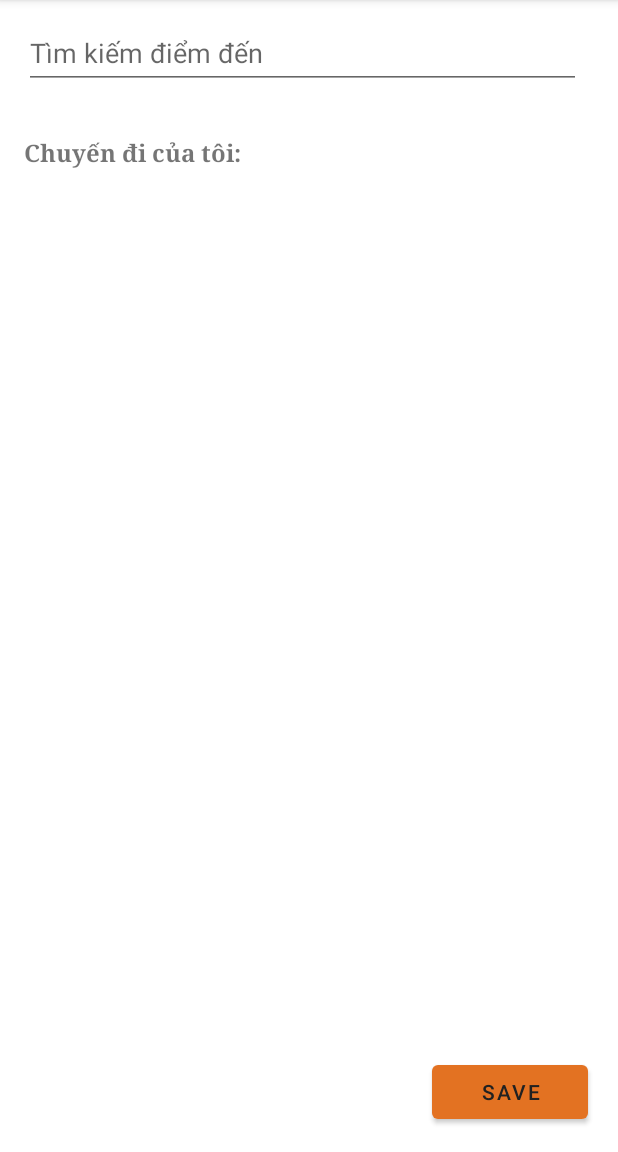
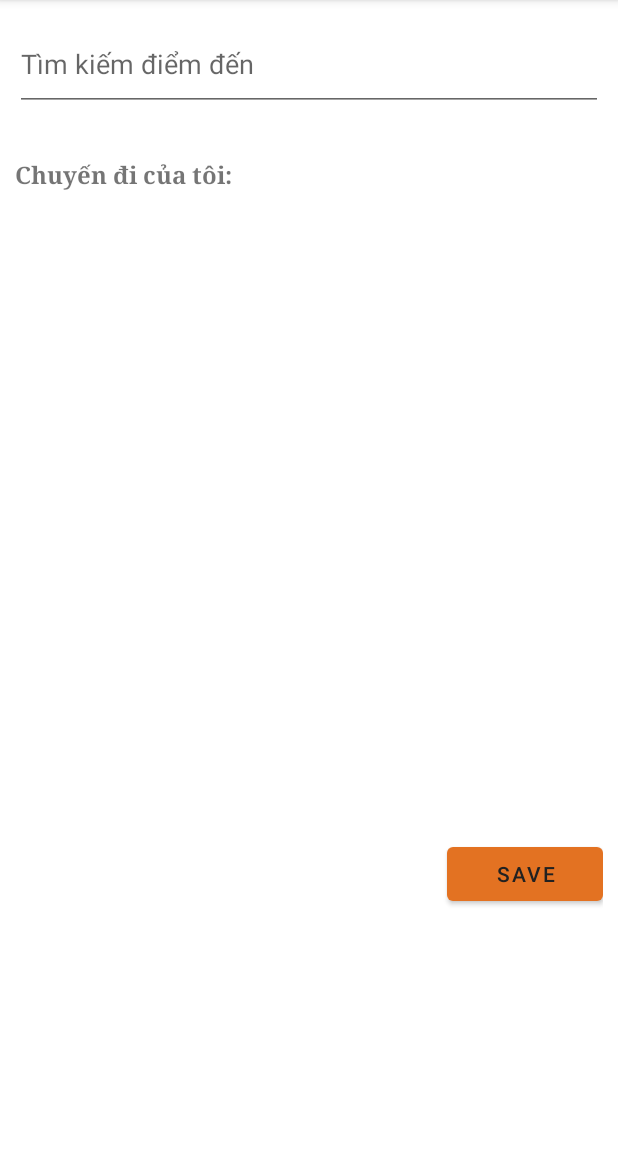
Before and after one commit to ThanhTrangPhan/BaloTravel, an Android app: the CreateNewJouneyActivity screen opened directly, with no data from a screen before it, on a phone screen of 412 x 824 dp, the part 84-1236 px from its top. Run offline under Robolectric (Android 15) with nearby library versions, the phone set to English and light mode, and no system bars; 1 statement that could not run was skipped.

Commit message:
update code

```diff
--- a/app/src/main/java/com/example/balotravel/CreateNewJouneyActivity.java
+++ b/app/src/main/java/com/example/balotravel/CreateNewJouneyActivity.java
@@ -15,15 +15,19 @@ import com.google.android.libraries.places.widget.model.AutocompleteActivityMode
 import android.content.Intent;
 import android.os.Bundle;
 import android.view.View;
+import android.view.ViewGroup;
+import android.widget.BaseAdapter;
 import android.widget.EditText;
 import android.widget.Toast;
 
+import java.util.ArrayList;
 import java.util.Arrays;
 import java.util.List;
 
 public class CreateNewJouneyActivity extends AppCompatActivity {
 
     protected EditText editText;
+    protected ArrayList <String> placeList = new ArrayList<String>();
 
     @Override
     protected void onCreate(Bundle savedInstanceState) {
@@ -51,6 +55,7 @@ public class CreateNewJouneyActivity extends AppCompatActivity {
         if (requestCode == 100 && resultCode == RESULT_OK ) {
             Place place = Autocomplete.getPlaceFromIntent(data);
             editText.setText(place.getName());
+            placeList.add(place.getName());
             //getSupportFragmentManager().beginTransaction().replace(R.id.fragmentContainerPopupDetailView, new PopupDetailDialogFragment()).commit();
         } else if (resultCode == AutocompleteActivity.RESULT_ERROR) {
             Status status = Autocomplete.getStatusFromIntent(data);
@@ -58,3 +63,58 @@ public class CreateNewJouneyActivity extends AppCompatActivity {
         }
     }
 }
+
+class ProductListViewAdapter extends BaseAdapter {
+
+    //Dữ liệu liên kết bởi Adapter là một mảng các sản phẩm
+    final ArrayList<String> listProduct;
+
+    ProductListViewAdapter(ArrayList<String> listProduct) {
+        this.listProduct = listProduct;
+    }
+
+    @Override
+    public int getCount() {
+        //Trả về tổng số phần tử, nó được gọi bởi ListView
+        return listProduct.size();
+    }
+
+    @Override
+    public Object getItem(int position) {
+        //Trả về dữ liệu ở vị trí position của Adapter, tương ứng là phần tử
+        //có chỉ số position trong listProduct
+        return listProduct.get(position);
+    }
+
+    @Override
+    public long getItemId(int position) {
+        //Trả về một ID của phần
+        return position;
+    }
+
+    @Override
+    public View getView(int i, View view, ViewGroup viewGroup) {
+        return null;
+    }
+
+//    @Override
+//    public View getView(int position, View convertView, ViewGroup parent) {
+//        //convertView là View của phần tử ListView, nếu convertView != null nghĩa là
+//        //View này được sử dụng lại, chỉ việc cập nhật nội dung mới
+//        //Nếu null cần tạo mới
+//
+//        View viewProduct;
+//        if (convertView == null) {
+//            viewProduct = View.inflate(parent.getContext(), R.layout.product_view, null);
+//        } else viewProduct = convertView;
+//
+//        //Bind sữ liệu phần tử vào View
+//        Product product = (Product) getItem(position);
+//        ((TextView) viewProduct.findViewById(R.id.idproduct)).setText(String.format("ID = %d", product.productID));
+//        ((TextView) viewProduct.findViewById(R.id.nameproduct)).setText(String.format("Tên SP : %s", product.name));
+//        ((TextView) viewProduct.findViewById(R.id.priceproduct)).setText(String.format("Giá %d", product.price));
+//
+//
+//        return viewProduct;
+//    }
+}
--- a/app/src/main/res/layout/activity_create_new_jouney.xml
+++ b/app/src/main/res/layout/activity_create_new_jouney.xml
@@ -1,27 +1,18 @@
 <?xml version="1.0" encoding="utf-8"?>
-<androidx.constraintlayout.widget.ConstraintLayout xmlns:android="http://schemas.android.com/apk/res/android"
+<LinearLayout xmlns:android="http://schemas.android.com/apk/res/android"
     xmlns:app="http://schemas.android.com/apk/res-auto"
     xmlns:tools="http://schemas.android.com/tools"
     android:layout_width="match_parent"
     android:layout_height="match_parent"
-    tools:context=".CreateNewJouneyActivity">
-
-    <Button
-        android:id="@+id/saveBtn"
-        android:layout_width="104dp"
-        android:layout_height="48dp"
-        android:layout_marginEnd="20dp"
-        android:layout_marginBottom="16dp"
-        android:text="SAVE"
-        android:textColor="#212121"
-        app:layout_constraintBottom_toBottomOf="parent"
-        app:layout_constraintEnd_toEndOf="parent" />
+    tools:context=".CreateNewJouneyActivity"
+    android:orientation="vertical"
+    android:layout_marginLeft="10dp"
+    android:layout_marginRight="10dp">
 
     <EditText
         android:id="@+id/placeInput"
-        android:layout_width="371dp"
-        android:layout_height="47dp"
-        android:layout_marginStart="16dp"
+        android:layout_width="match_parent"
+        android:layout_height="62dp"
         android:layout_marginTop="12dp"
         android:ems="10"
         android:hint="Tìm kiếm điểm đến"
@@ -29,20 +20,10 @@
         app:layout_constraintStart_toStartOf="parent"
         app:layout_constraintTop_toTopOf="parent" />
 
-    <androidx.recyclerview.widget.RecyclerView
-        android:id="@+id/recyclerView"
-        android:layout_width="374dp"
-        android:layout_height="141dp"
-        android:layout_marginStart="20dp"
-        android:layout_marginTop="16dp"
-        app:layout_constraintStart_toStartOf="parent"
-        app:layout_constraintTop_toBottomOf="@+id/textView2" />
-
     <TextView
         android:id="@+id/textView2"
         android:layout_width="wrap_content"
         android:layout_height="wrap_content"
-        android:layout_marginStart="16dp"
         android:layout_marginTop="31dp"
         android:fontFamily="serif"
         android:text="Chuyến đi của tôi:"
@@ -51,4 +32,21 @@
         app:layout_constraintStart_toStartOf="parent"
         app:layout_constraintTop_toBottomOf="@+id/placeInput" />
 
-</androidx.constraintlayout.widget.ConstraintLayout>
+    <ListView
+        android:layout_width="match_parent"
+        android:layout_height="399dp"
+        android:layout_marginTop="16dp" />
+
+    <Button
+        android:id="@+id/saveBtn"
+        android:layout_width="104dp"
+        android:layout_height="48dp"
+        android:layout_marginTop="16dp"
+        android:layout_marginBottom="16dp"
+        android:text="SAVE"
+        android:textColor="#212121"
+        app:layout_constraintBottom_toBottomOf="parent"
+        app:layout_constraintEnd_toEndOf="parent"
+        android:layout_gravity="end"/>
+
+</LinearLayout>
```
Also changed, not shown: app/src/main/java/com/example/balotravel/MainActivity.java (+1 -13 lines).
